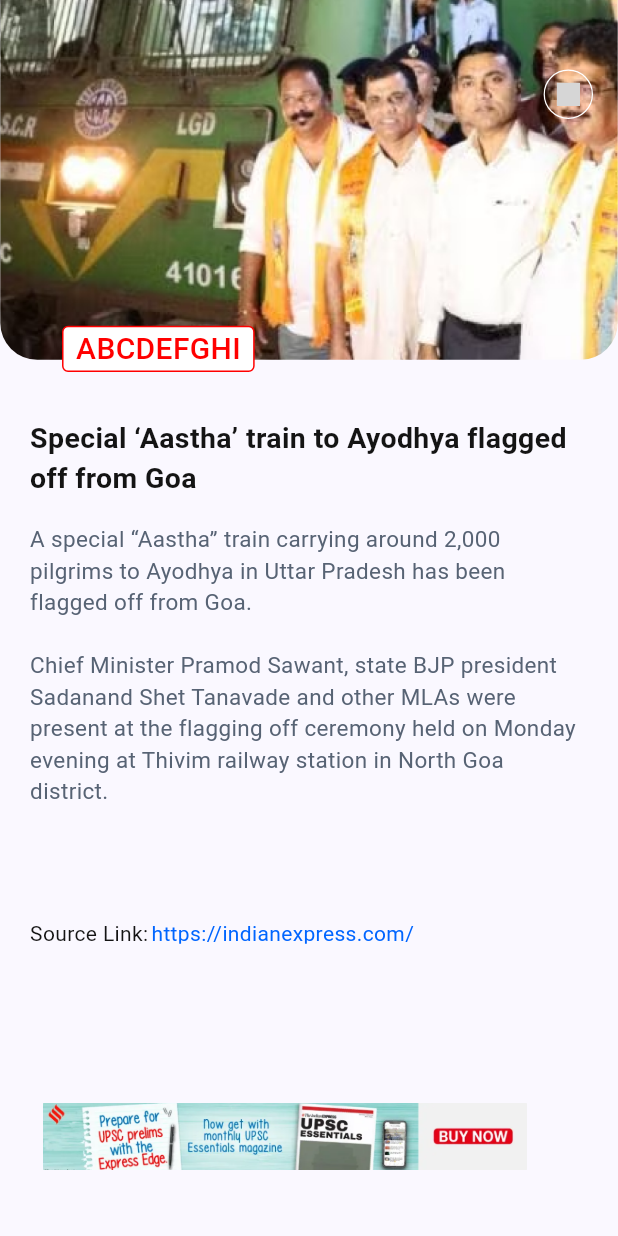
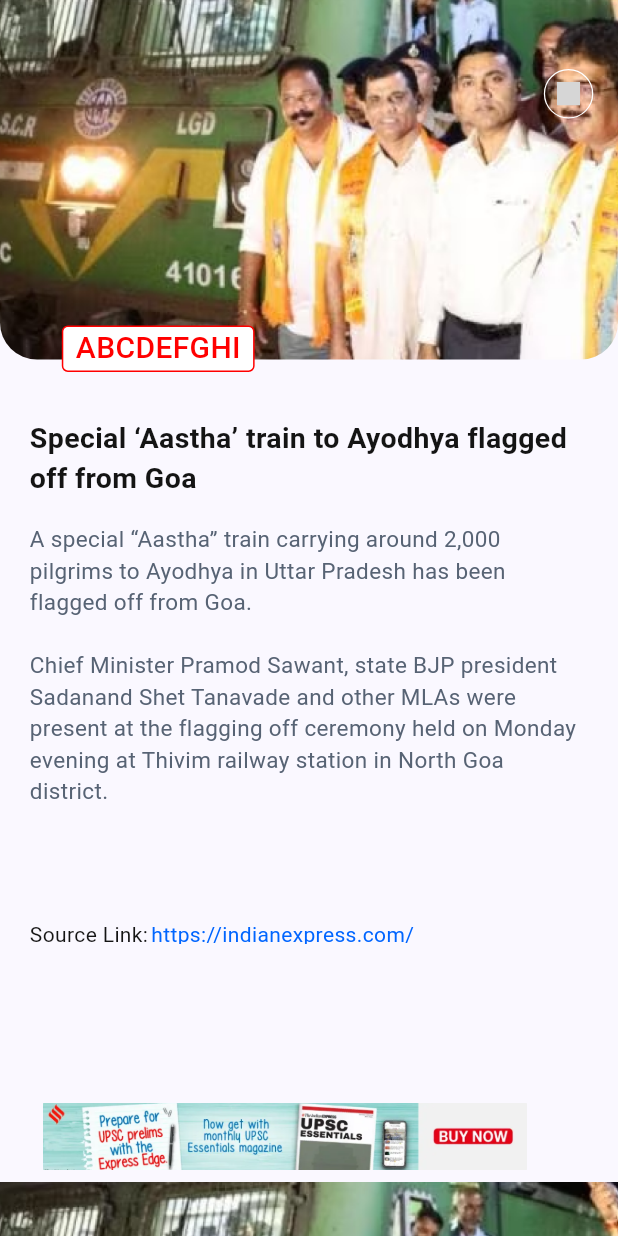
Before and after one commit to Muhammad-Monir/APINewsApp, a Flutter app: the screen it shows after launch, scrolled down 1152 dp, on a phone screen of 412 x 824 dp. Run offline on Flutter 3.47's test engine with Material 3 defaults, Android fonts, the phone set to English and light mode, and no system bars; our stand-ins replace dropdown_button2, flutter_rating_bar, google_fonts; missing offline and left inert: svg_flutter; grey boxes are pictures that could not be loaded.

Commit message:
Conflict Solve

```diff
--- a/lib/view/home/home_screen.dart
+++ b/lib/view/home/home_screen.dart
@@ -42,6 +42,50 @@ class _HomeScreenState extends State<HomeScreen> {
         scrollDirection: Axis.horizontal,
         children: [
           // All news with Vertical Scroll view
+      //   PageView.builder(
+      //   controller: newsPageController,
+      //   allowImplicitScrolling: true,
+      //   pageSnapping: true,
+      //   scrollDirection: Axis.vertical,
+      //   itemCount: 5,
+      //   itemBuilder: (context, index) {
+      //     return AnimatedBuilder(
+      //       animation: newsPageController,
+      //       builder: (context, child) {
+      //         double value = 1.0;
+      //         if (newsPageController.position.haveDimensions) {
+      //           value = newsPageController.page! - index;
+      //           value = (1 - (value.abs() * 0.5)).clamp(0.2, 1.0);
+      //         }
+      //         // Calculate opacity based on the value
+      //         double opacity = value.clamp(0.0, 1.0);
+      //         // Calculate the scaling factor for the height and width
+      //         double scaleFactor = Curves.easeInOut.transform(value);
+      //         return Center(
+      //           child: Transform.scale(
+      //             scale: scaleFactor,
+      //             child: SizedBox(
+      //               child: NewsScreen(
+      //                 homeOnTap: () => Scaffold.of(context).openDrawer(),
+      //                 startOnTap: () {
+      //                   newsPageController.animateToPage(
+      //                     0,
+      //                     duration: const Duration(milliseconds: 500),
+      //                     curve: Curves.easeInOut,
+      //                   );
+      //                 },
+      //               ),
+      //             ),
+      //           ),
+      //         );
+      //       },
+      //     );
+      //   },
+      // ),
+
+
+
+
           PageView.builder(
               controller: newsPageController,
               allowImplicitScrolling: true,
@@ -49,62 +93,18 @@ class _HomeScreenState extends State<HomeScreen> {
               scrollDirection: Axis.vertical,
               itemCount: 5,
               itemBuilder: (context, index) {
-          return AnimatedBuilder(
-            animation: newsPageController,
-            builder: (context, child) {
-              double value = 1.0;
-              if (newsPageController.position.haveDimensions) {
-                value = newsPageController.page! - index;
-                value = (1 - (value.abs() * 0.5)).clamp(0.2, 1.0);
-              }
-              // Calculate opacity based on the value
-              double opacity = value.clamp(0.0, 1.0);
-              // Calculate the scaling factor for the height and width
-              double scaleFactor = Curves.easeInOut.transform(value);
-              return Center(
-                child: Transform.scale(
-                  scale: scaleFactor,
-                  child: SizedBox(
-                    child: NewsScreen(
+                // News Screen
+                return NewsScreen(
                   homeOnTap: () => Scaffold.of(context).openDrawer(),
-                      startOnTap: () {
+                  startOnTap: (){
                     newsPageController.animateToPage(
                       0,
                       duration: const Duration(milliseconds: 500),
                       curve: Curves.easeInOut,
                     );
                   },
-                    ),
-                  ),
-                ),
                 );
-            },
-          );
-        },
-      ),
-
-
-
-
-          // PageView.builder(
-          //     controller: newsPageController,
-          //     allowImplicitScrolling: true,
-          //     pageSnapping: true,
-          //     scrollDirection: Axis.vertical,
-          //     itemCount: 5,
-          //     itemBuilder: (context, index) {
-          //       // News Screen
-          //       return NewsScreen(
-          //         homeOnTap: () => Scaffold.of(context).openDrawer(),
-          //         startOnTap: (){
-          //           newsPageController.animateToPage(
-          //             0,
-          //             duration: const Duration(milliseconds: 500),
-          //             curve: Curves.easeInOut,
-          //           );
-          //         },
-          //       );
-          //     }),
+              }),
 
           // All Story for swipe horizontally
           PageView.builder(
```
Lines whose indentation alone changed are shown as unchanged.
